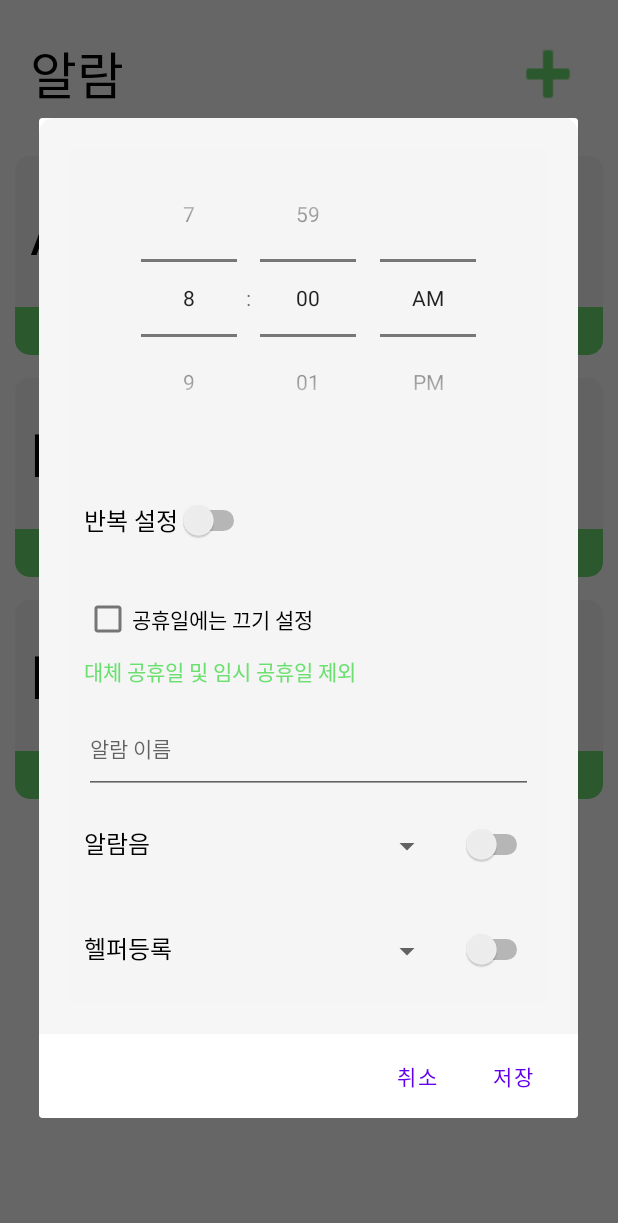
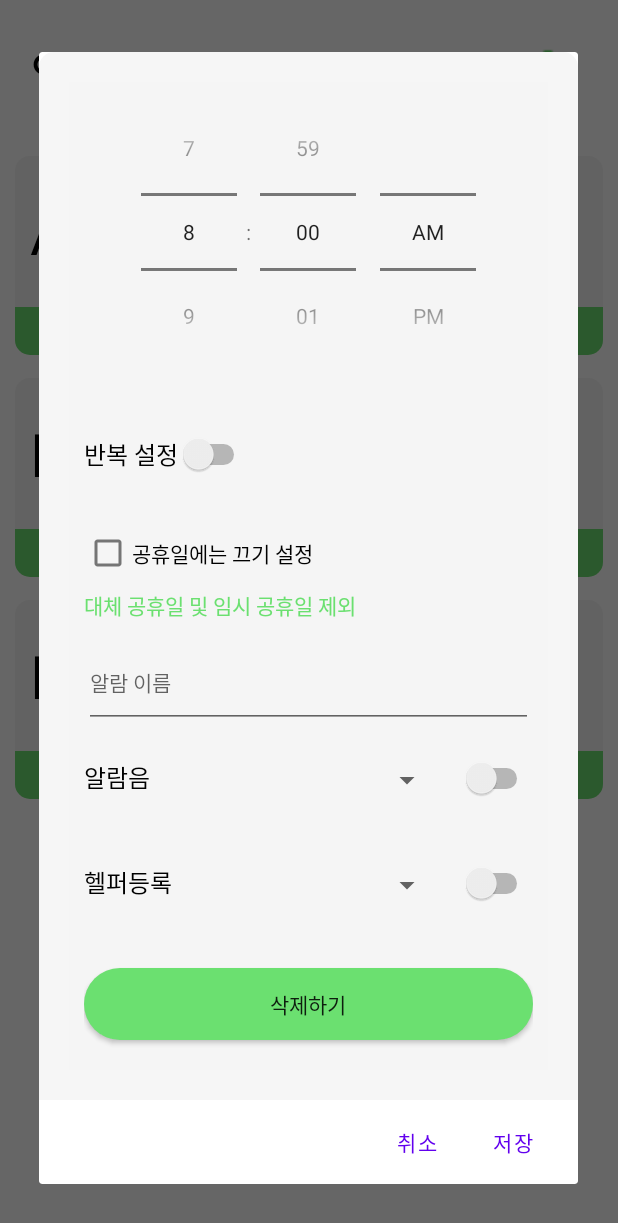
Before and after one commit to WakeMeUpPlz/Haam, an Android app: the screen it shows after launch (MainActivity), after a tap on "AM", on a phone screen of 412 x 824 dp. Shown: the top 1223 px of the screen. Run offline under Robolectric (Android 15) with nearby library versions, the phone set to English and light mode, and no system bars.

Commit message:
알람객체 삭제하기 기능 구현

```diff
--- a/app/src/main/java/com/haam/adapter/AlarmAdapter.java
+++ b/app/src/main/java/com/haam/adapter/AlarmAdapter.java
@@ -10,6 +10,7 @@ import android.view.LayoutInflater;
 import android.view.View;
 import android.view.ViewGroup;
 import android.widget.ArrayAdapter;
+import android.widget.Button;
 import android.widget.CompoundButton;
 import android.widget.LinearLayout;
 import android.widget.Spinner;
@@ -19,6 +20,7 @@ import android.widget.TimePicker;
 import android.widget.ToggleButton;
 
 import androidx.annotation.NonNull;
+import androidx.recyclerview.widget.ItemTouchHelper;
 import androidx.recyclerview.widget.RecyclerView;
 
 import com.haam.R;
@@ -29,6 +31,7 @@ import java.util.List;
 public class AlarmAdapter extends RecyclerView.Adapter<AlarmAdapter.AlarmViewHolder> {
     private List<Alarm> alarmList;
     private Context context;
+    private AlertDialog alertDialog;  // 클래스의 멤버 변수로 AlertDialog 선언
 
     public AlarmAdapter(List<Alarm> alarmList, Context context) {
         this.alarmList = alarmList;
@@ -55,6 +58,8 @@ public class AlarmAdapter extends RecyclerView.Adapter<AlarmAdapter.AlarmViewHol
                 showPopup(alarm.getTime(), position);
             }
         });
+
+
     }
     // 알람음 목록 가져오기
     private ArrayAdapter<String> getAlarmSoundsAdapter() {
@@ -77,10 +82,25 @@ public class AlarmAdapter extends RecyclerView.Adapter<AlarmAdapter.AlarmViewHol
 
     private void showPopup(String alarmTime, int position) {
         AlertDialog.Builder builder = new AlertDialog.Builder(context);
-
         // 레이아웃 리소스를 팝업에 설정
         View view = LayoutInflater.from(context).inflate(R.layout.activity_add_alarm_popup, null);
         builder.setView(view);
+
+
+        Button deleteAlarmBtn = view.findViewById(R.id.deleteAlarmBtn);
+        deleteAlarmBtn.setOnClickListener(new View.OnClickListener() {
+            @Override
+            public void onClick(View v) {
+                // 현재 위치의 알람을 삭제
+                alarmList.remove(position);
+                // 다이얼로그 닫기
+                alertDialog.dismiss();
+                // 리사이클러뷰 갱신
+                notifyItemRemoved(position);
+            }
+        });
+
+
         TimePicker timePicker = view.findViewById(R.id.alarmTimeSelector2);
 
         String[] Time = alarmTime.split(":");
@@ -140,12 +160,12 @@ public class AlarmAdapter extends RecyclerView.Adapter<AlarmAdapter.AlarmViewHol
             @Override
             public void onClick(DialogInterface dialog, int which) {
                 // 취소 버튼을 눌렀을 때 수행할 동작
-                dialog.dismiss(); // 팝업을 닫습니다.
+                alertDialog.dismiss(); // 팝업을 닫습니다.
             }
         });
 
-        AlertDialog dialog = builder.create();
-        dialog.show();
+        alertDialog = builder.create();  // AlertDialog 객체 생성
+        alertDialog.show();
     }
 
     @Override
--- a/app/src/main/res/layout/activity_add_alarm_popup.xml
+++ b/app/src/main/res/layout/activity_add_alarm_popup.xml
@@ -194,6 +194,16 @@
                     android:layout_weight="1" />
             </LinearLayout>
 
+            <androidx.appcompat.widget.AppCompatButton
+                android:id="@+id/deleteAlarmBtn"
+                android:layout_width="match_parent"
+                android:layout_height="wrap_content"
+                android:layout_marginTop="20dp"
+                android:layout_marginBottom="20dp"
+                android:background="@drawable/btn1"
+                android:fontFamily="@font/nanum_godic_bold"
+                android:text="삭제하기" />
+
         </LinearLayout>
     </ScrollView>
 
--- a/app/src/main/res/layout/item_alarm.xml
+++ b/app/src/main/res/layout/item_alarm.xml
@@ -1,11 +1,17 @@
 <?xml version="1.0" encoding="utf-8"?>
 <LinearLayout xmlns:android="http://schemas.android.com/apk/res/android"
+    xmlns:tools="http://schemas.android.com/tools"
     android:layout_width="match_parent"
     android:layout_height="wrap_content"
     android:layout_marginLeft="10dp"
     android:layout_marginTop="5dp"
     android:layout_marginRight="10dp"
     android:layout_marginBottom="10dp"
+    android:orientation="horizontal">
+
+    <LinearLayout
+        android:layout_width="match_parent"
+        android:layout_height="wrap_content"
         android:orientation="vertical">
 
         <LinearLayout
@@ -138,3 +144,13 @@
         </GridLayout>
 
     </LinearLayout>
+
+    <Button
+        android:id="@+id/alarmDeleteBtn"
+        android:layout_width="wrap_content"
+        android:layout_height="wrap_content"
+        android:layout_weight="1"
+        android:text="Button"
+        tools:visibility="visible" />
+
+</LinearLayout>
```
Lines whose indentation alone changed are shown as unchanged.
